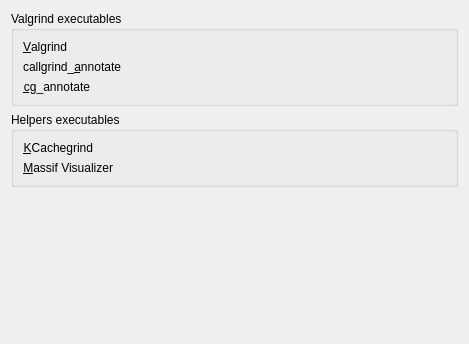
Qt form config/globalconfigpage.ui (KDE/kdev-valgrind) before a commit.
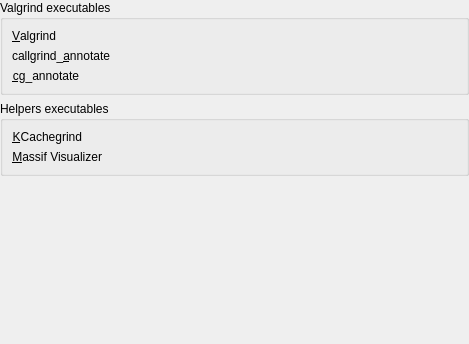
The same form after that commit. Custom widgets are drawn as their Qt base class.

```diff
--- a/config/globalconfigpage.ui
+++ b/config/globalconfigpage.ui
@@ -14,6 +14,18 @@
    <string>Cppcheck Settings</string>
   </property>
   <layout class="QVBoxLayout" name="verticalLayout">
+   <property name="leftMargin">
+    <number>0</number>
+   </property>
+   <property name="topMargin">
+    <number>0</number>
+   </property>
+   <property name="rightMargin">
+    <number>0</number>
+   </property>
+   <property name="bottomMargin">
+    <number>0</number>
+   </property>
    <item>
     <widget class="QGroupBox" name="pathsGroupBox">
      <property name="title">
```
Left out of the diff: 10 changed lines with no effect on the pictures.
